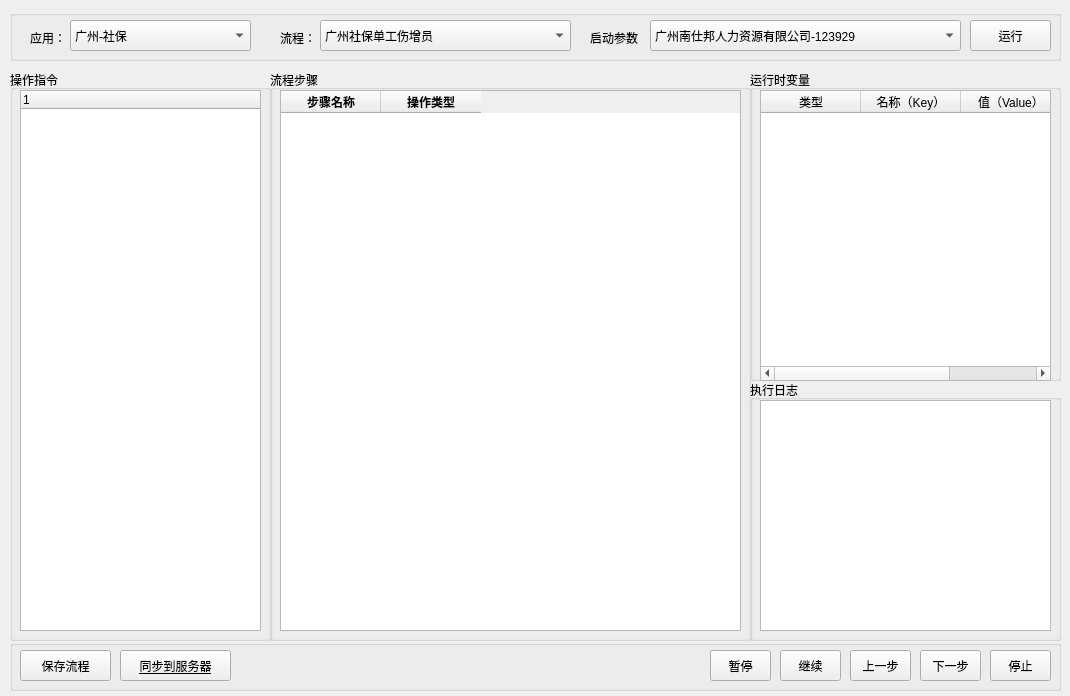
Above: src/seebot/seebot/ide/index.ui from itishsy/seebot before the change. Below: the same form after it.
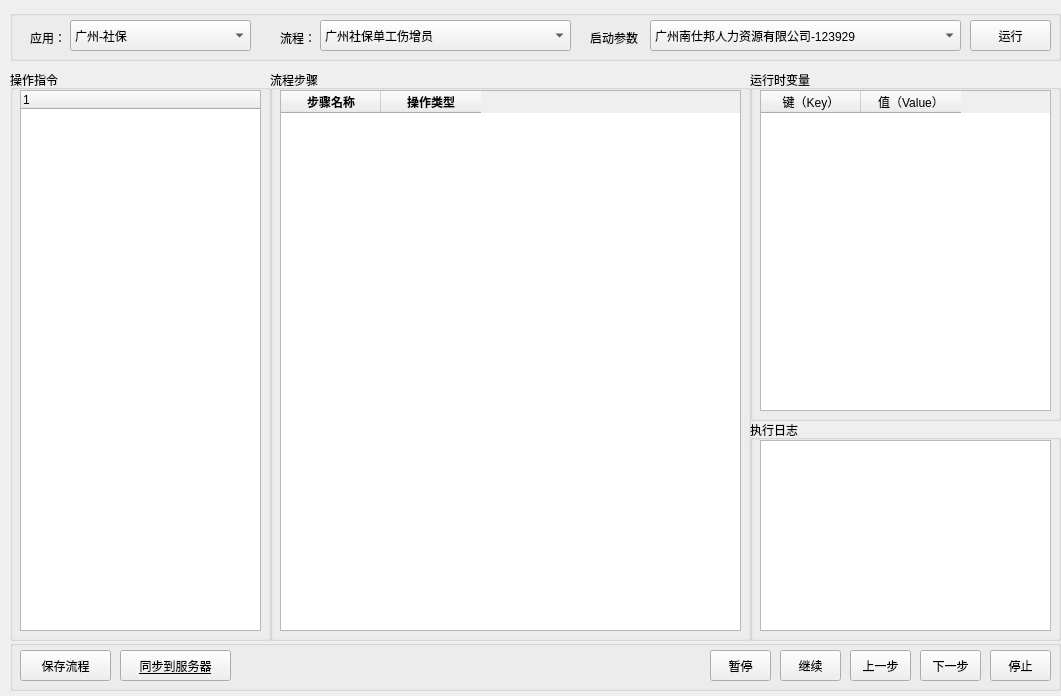
That is the form after the change.

```diff
--- a/src/seebot/seebot/ide/index.ui
+++ b/src/seebot/seebot/ide/index.ui
@@ -6,7 +6,7 @@
    <rect>
     <x>0</x>
     <y>0</y>
-    <width>1070</width>
+    <width>1061</width>
     <height>696</height>
    </rect>
   </property>
@@ -199,7 +199,7 @@
      <x>750</x>
      <y>70</y>
      <width>311</width>
-     <height>311</height>
+     <height>351</height>
     </rect>
    </property>
    <property name="autoFillBackground">
@@ -214,7 +214,7 @@
       <x>10</x>
       <y>20</y>
       <width>291</width>
-      <height>291</height>
+      <height>321</height>
      </rect>
     </property>
     <property name="editTriggers">
@@ -228,12 +228,7 @@
     </property>
     <column>
      <property name="text">
-      <string>类型</string>
-     </property>
-    </column>
-    <column>
-     <property name="text">
-      <string>名称（Key）</string>
+      <string>键（Key）</string>
      </property>
     </column>
     <column>
@@ -247,9 +242,9 @@
    <property name="geometry">
     <rect>
      <x>750</x>
-     <y>380</y>
+     <y>420</y>
      <width>311</width>
-     <height>261</height>
+     <height>221</height>
     </rect>
    </property>
    <property name="title">
@@ -264,7 +259,7 @@
       <x>10</x>
       <y>20</y>
       <width>291</width>
-      <height>231</height>
+      <height>191</height>
      </rect>
     </property>
    </widget>
```
Left out of the diff: 2 changed lines with no effect on the pictures.
